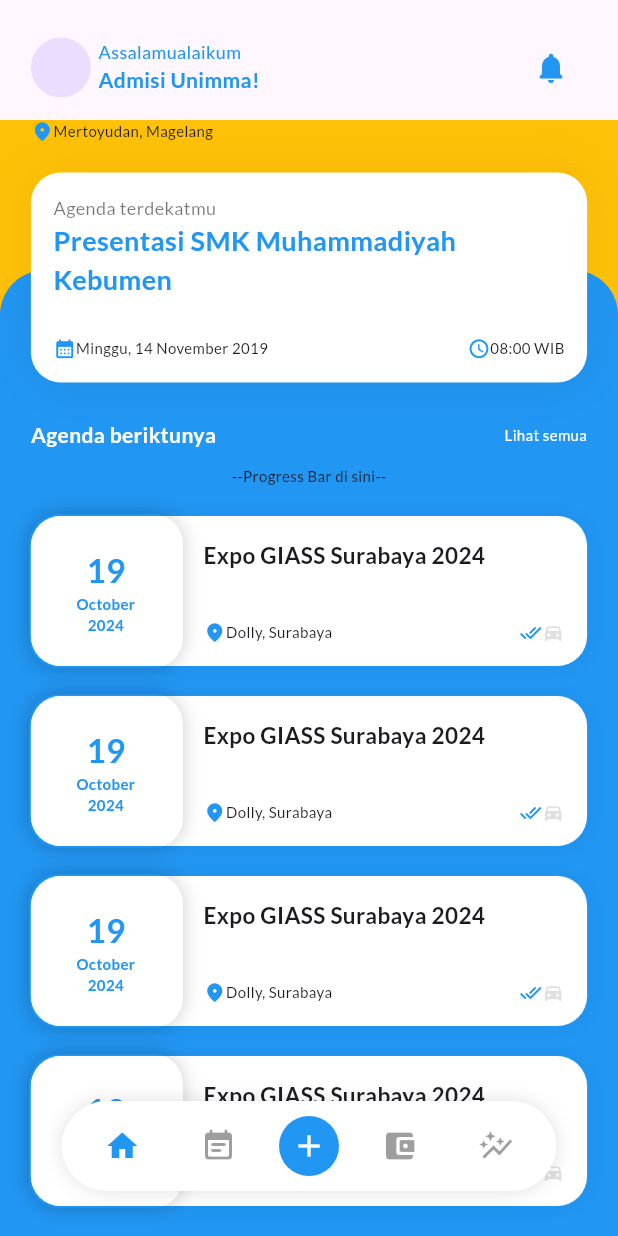
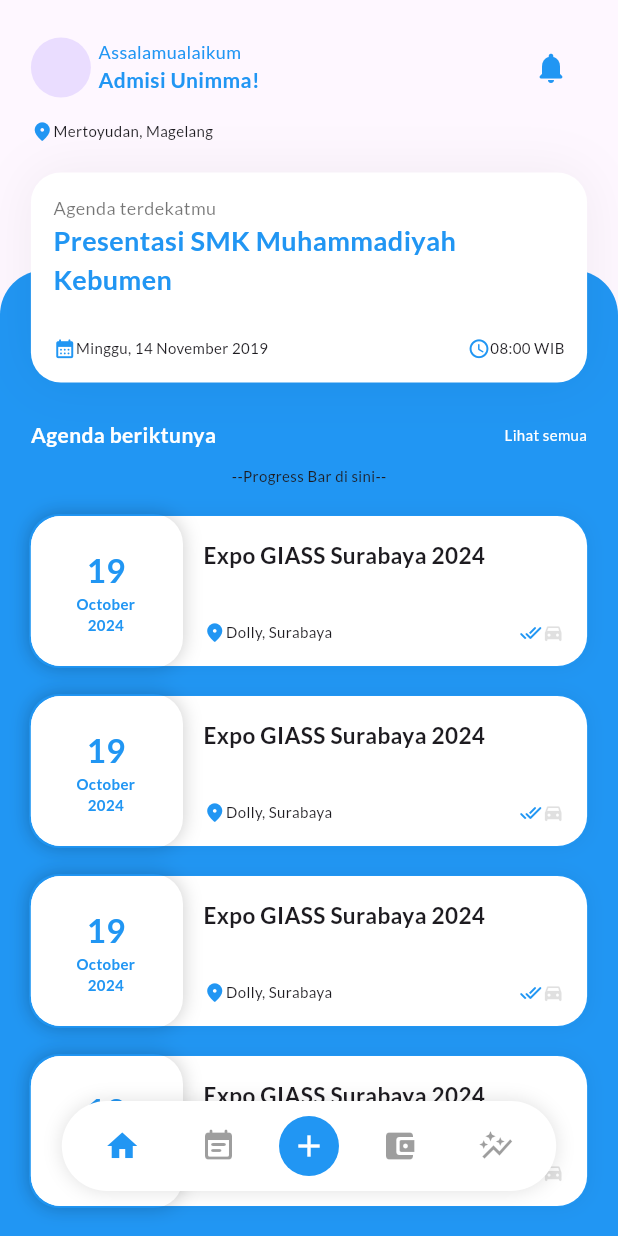
Before and after one commit to hudagraphy/markethink, a Flutter app: the screen it shows after launch, on a phone screen of 412 x 824 dp. Run offline on Flutter 3.47's test engine with Material 3 defaults, Android fonts, the phone set to English and light mode, and no system bars; our stand-ins replace animated_bottom_navigation_bar, cloud_firestore, easy_stepper, firebase_core, flutter_form_builder, form_builder_validators and 3 more; missing offline and left inert: flutter_osm_plugin, form_builder_file_picker; accounts and stored records are empty.

Commit message:
beranda fixed

```diff
--- a/lib/beranda.dart
+++ b/lib/beranda.dart
@@ -16,7 +16,6 @@ class Beranda extends StatelessWidget {
           //Main Content
           Container(
             margin: EdgeInsets.only(top: 80),
-            color: Colors.amber,
             child: ListView(
               children: [
                 Stack(
@@ -91,6 +90,7 @@ class Beranda extends StatelessWidget {
                           right: 5 / 100 * lebarLayar,
                           top: 0),
                       child: Column(
+                        crossAxisAlignment: CrossAxisAlignment.start,
                         children: [
                           //Lokasi Device
                           PinLokasi(),
@@ -356,7 +356,8 @@ class PinLokasi extends StatelessWidget {
       margin: EdgeInsets.only(bottom: 20),
       child: IconTextKecil(
         isiIkon: Icons.location_on_rounded,
-        isiText: "Mertoyudan, Magelang",
+        isiText:
+            "Mertoyudan, Magelang",
       ),
     );
   }
@@ -564,13 +565,15 @@ class IconTextKecil extends StatelessWidget {
     return Row(
       mainAxisAlignment: MainAxisAlignment.start,
       crossAxisAlignment: CrossAxisAlignment.start,
+      mainAxisSize: MainAxisSize.min,
       children: [
         Icon(
           isiIkon,
           size: 15,
           color: Colors.blue,
         ),
-        Expanded(
+        Flexible(
+          fit: FlexFit.loose,
           child: Text(
             isiText,
             style: TextStyle(fontSize: 10),
```
